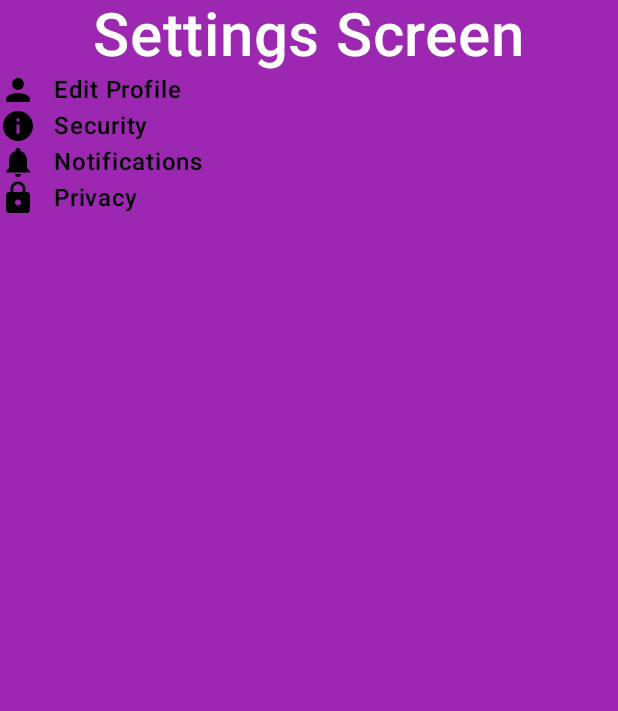
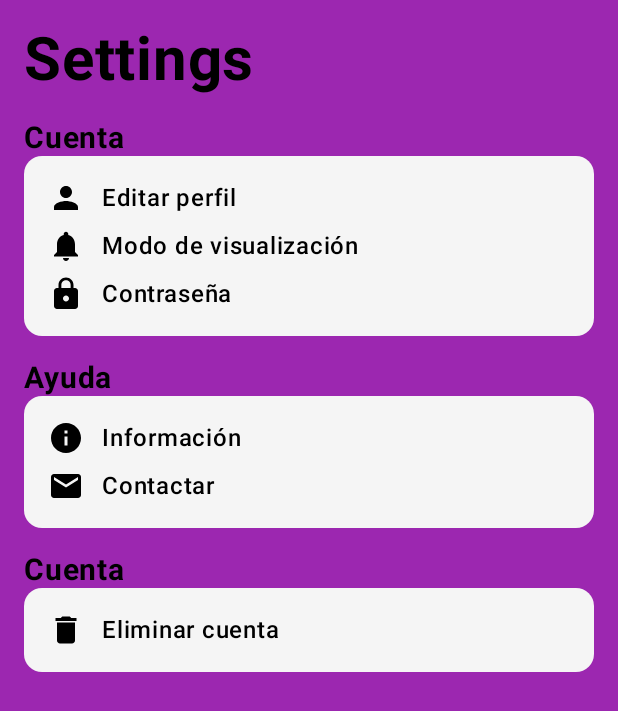
Before and after one commit to alestar328/CityPulse, an Android app built with Jetpack Compose: the SettingsScreen screen opened through its navigation route, on a phone screen of 412 x 824 dp. Shown: the top 711 px of the screen. Run offline under Robolectric (Android 15) with nearby library versions, the phone set to English and light mode, and no system bars; our stand-ins replace Firebase (no records; nobody signed in at launch, a user with empty details on screens opened directly).

Commit message:
mas ui avanzadando

```diff
--- a/app/src/main/java/com/app/citypulse/presentation/screens/SettingsScreen.kt
+++ b/app/src/main/java/com/app/citypulse/presentation/screens/SettingsScreen.kt
@@ -3,12 +3,21 @@ package com.app.citypulse.presentation.screens
 import androidx.compose.foundation.background
 import androidx.compose.foundation.layout.Arrangement
 import androidx.compose.foundation.layout.Column
+import androidx.compose.foundation.layout.ColumnScope
+import androidx.compose.foundation.layout.Spacer
 import androidx.compose.foundation.layout.fillMaxSize
+import androidx.compose.foundation.layout.fillMaxWidth
+import androidx.compose.foundation.layout.height
+import androidx.compose.foundation.layout.padding
+import androidx.compose.foundation.shape.RoundedCornerShape
 import androidx.compose.material.icons.Icons
+import androidx.compose.material.icons.filled.Delete
+import androidx.compose.material.icons.filled.Email
 import androidx.compose.material.icons.filled.Info
 import androidx.compose.material.icons.filled.Lock
 import androidx.compose.material.icons.filled.Notifications
 import androidx.compose.material.icons.filled.Person
+import androidx.compose.material.icons.filled.Warning
 import androidx.compose.material3.Text
 import androidx.compose.runtime.Composable
 import androidx.compose.ui.Alignment
@@ -16,31 +25,63 @@ import androidx.compose.ui.Modifier
 import androidx.compose.ui.graphics.Color
 import androidx.compose.ui.text.font.FontWeight
 import androidx.compose.ui.tooling.preview.Preview
+import androidx.compose.ui.unit.dp
 import androidx.compose.ui.unit.sp
 import com.app.citypulse.presentation.components.SettingButton
 
 @Composable
-fun SettingsScreen(modifier: Modifier = Modifier){
+fun SettingsScreen(modifier: Modifier = Modifier) {
     Column(
-        modifier = modifier.fillMaxSize()
-            .background(Color(0xFF9C27B0)),
-        horizontalAlignment = Alignment.CenterHorizontally
+        modifier = modifier
+            .fillMaxSize()
+            .background(Color(0xFF9C27B0))
+            .padding(horizontal = 16.dp),
+        horizontalAlignment = Alignment.Start
     ) {
         Text(
-            text = "Settings Screen",
+            text = "Settings",
             fontSize = 40.sp,
-            fontWeight = FontWeight.SemiBold,
-            color = Color.White
+            fontWeight = FontWeight.Bold,
+            modifier = Modifier.padding(vertical = 16.dp)
+
         )
-        SettingButton(icon = Icons.Default.Person, text = "Edit Profile")
-        SettingButton(icon = Icons.Default.Info, text = "Security")
-        SettingButton(icon = Icons.Default.Notifications, text = "Notifications")
-        SettingButton(icon = Icons.Default.Lock, text = "Privacy")
+        Text(text = "Cuenta", fontSize = 20.sp, fontWeight = FontWeight.Bold, color = Color.Black)
+        SettingSection {
+            SettingButton(icon = Icons.Default.Person, text = "Editar perfil")
+            SettingButton(icon = Icons.Default.Notifications, text = "Modo de visualización")
+            SettingButton(icon = Icons.Default.Lock, text = "Contraseña")
+        }
+
+        Spacer(modifier = Modifier.height(16.dp))
+        Text(text = "Ayuda", fontSize = 20.sp, fontWeight = FontWeight.Bold, color = Color.Black)
+        SettingSection {
+            SettingButton(icon = Icons.Default.Info, text = "Información")
+            SettingButton(icon = Icons.Default.Email, text = "Contactar")
+
+        }
+
+        Spacer(modifier = Modifier.height(16.dp))
+        Text(text = "Cuenta", fontSize = 20.sp, fontWeight = FontWeight.Bold, color = Color.Black)
+        SettingSection {
+            SettingButton(icon = Icons.Default.Delete, text = "Eliminar cuenta")
+        }
     }
 }
-
+@Composable
+fun SettingSection(
+    content: @Composable ColumnScope.() -> Unit) {
+    Column(
+        modifier = Modifier
+            .fillMaxWidth()
+            .background(Color(0xFFF5F5F5), RoundedCornerShape(12.dp))
+            .padding(16.dp),
+        verticalArrangement = Arrangement.spacedBy(8.dp)
+    ) {
+        content()
+    }
+}
 @Preview
 @Composable
-fun SettingsScreenPreview(){
+fun SettingsScreenPreview() {
     SettingsScreen()
 }
```
